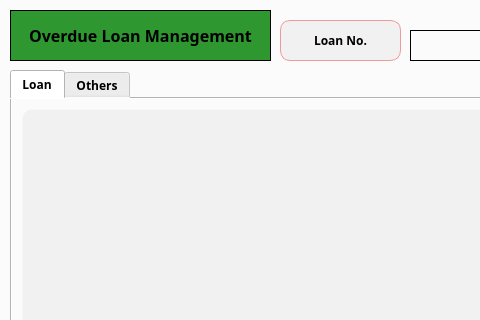
First picture: the form in app/src/pages/overdue/management.ui, repository DY-Microfinance-Customer-Management/dymf-algorithm, before the edit; both pictures show x 0 to 480 and y 0 to 320 of the 1202 by 623 pixel window.
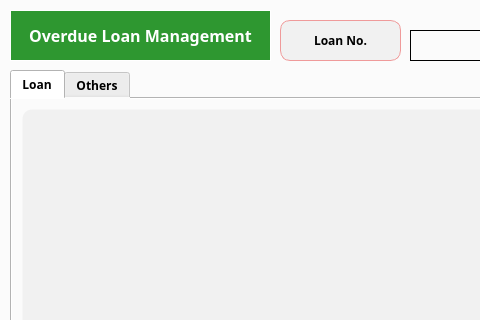
Second picture: the form after the edit. The open tabs and pages were chosen to show the change.

Diff of the .ui file:
```diff
--- a/app/src/pages/overdue/management.ui
+++ b/app/src/pages/overdue/management.ui
@@ -182,7 +182,7 @@
      </font>
     </property>
     <property name="styleSheet">
-     <string notr="true">background-color: #2e9730;</string>
+     <string notr="true">background-color: #2e9730; color: white;</string>
     </property>
     <property name="frameShape">
      <enum>QFrame::Box</enum>
```
Left out of the diff: 12 changed lines with no effect on the pictures.
